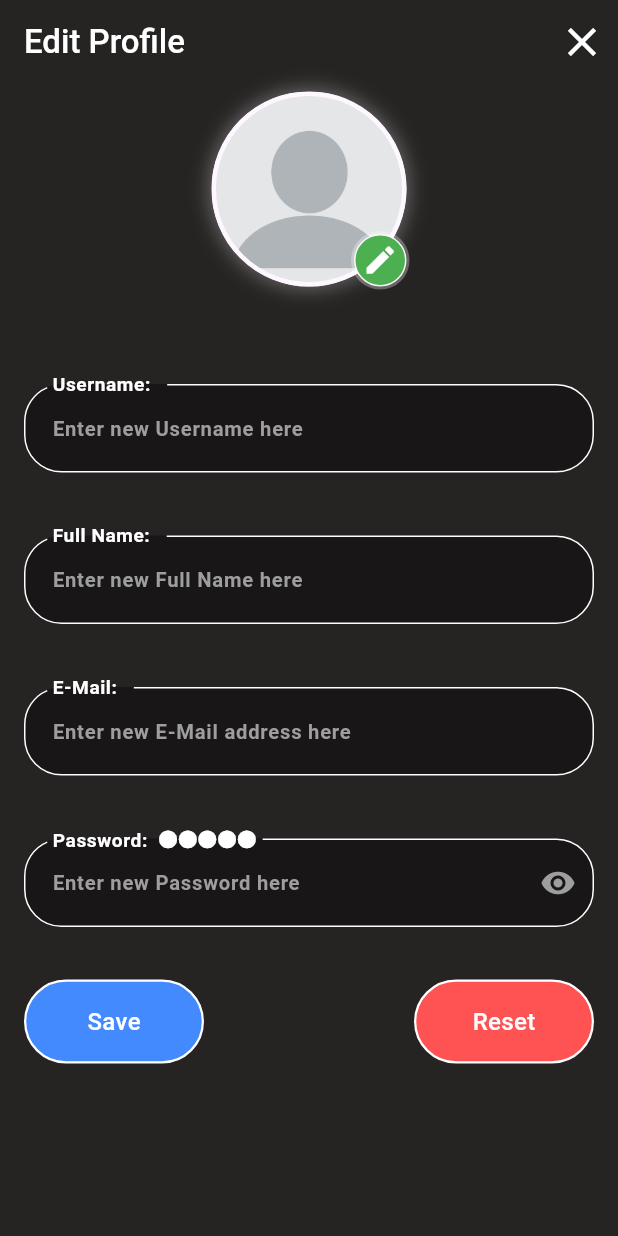
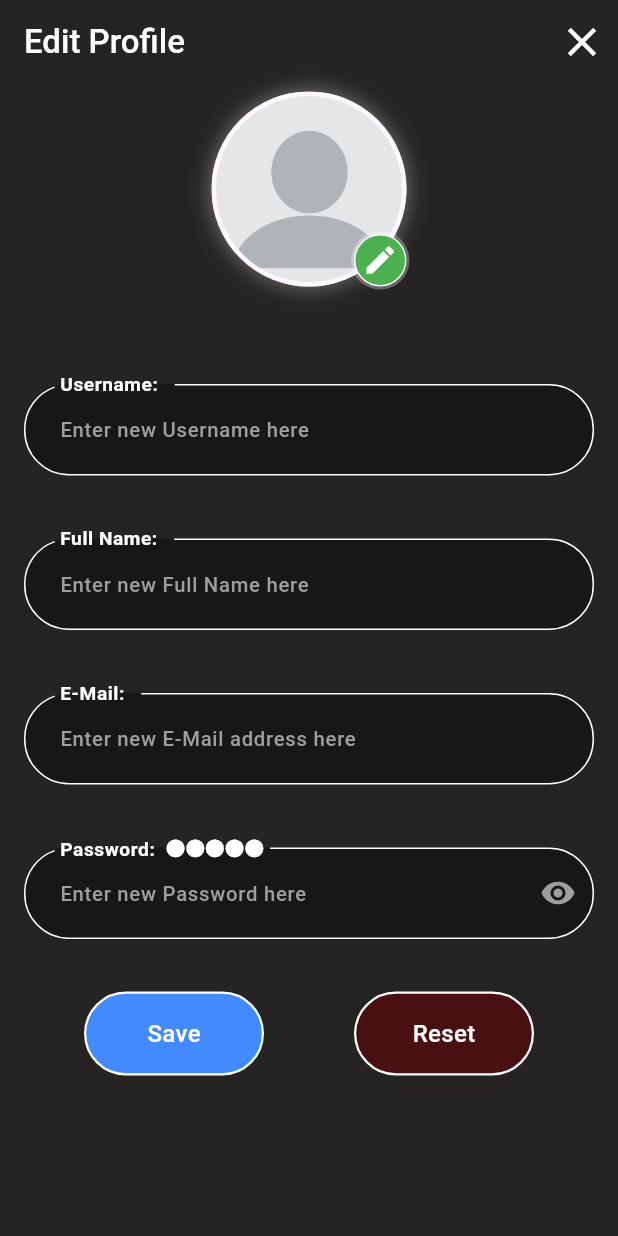
Before and after one commit to Str4wF4b/StreaMe, a Flutter app: the screen it shows once a user with an empty profile is signed in, item 4 of the bottom bar chosen, after a tap on the "person" icon, on a phone screen of 412 x 824 dp. Run offline on Flutter 3.47's test engine with Material 3 defaults, Android fonts, the phone set to English and light mode, and no system bars; drawn by our look-alikes of appinio_swiper, cached_network_image; our stand-ins replace another_flutter_splash_screen, auto_size_text, cloud_firestore, custom_refresh_indicator, dropdown_button2, firebase_auth and 8 more; missing offline and left inert: autoscale_tabbarview, expand_widget; accounts and stored records are empty; network calls fail.

Commit message:
readjust UI

```diff
--- a/lib/android/app/src/pages/others/edit_profile.dart
+++ b/lib/android/app/src/pages/others/edit_profile.dart
@@ -36,6 +36,7 @@ class _EditProfileState extends State<EditProfile> {
                 ),
               ),
               backgroundColor: widget.backgroundColor,
+              scrolledUnderElevation: 0.0,
               automaticallyImplyLeading: false,
               actions: <Widget>[
                 IconButton(
--- a/lib/android/app/src/pages/others/edit_profile_page.dart
+++ b/lib/android/app/src/pages/others/edit_profile_page.dart
@@ -138,7 +138,7 @@ class _EditProfilePageState extends State<EditProfilePage> {
                   isPassword: true,
                   userInput: "●●●●●"),
               Padding(
-                padding: const EdgeInsets.only(left: 16.0, right: 16.0),
+                padding: const EdgeInsets.only(left: 56.0, right: 56.0),
                 child: Row(
                   mainAxisAlignment: MainAxisAlignment.spaceBetween,
                   //setting space between buttons cancel and save
@@ -152,7 +152,7 @@ class _EditProfilePageState extends State<EditProfilePage> {
                             _emailCtrl.clear();
                             _passwordCtrl.clear();
                         },
-                        color: Colors.redAccent,
+                        color: Colors.black54.withRed(100),
                         label: "Reset"),
                     /*Padding(
                       padding: const EdgeInsetsDirectional.fromSTEB(
--- a/lib/android/app/src/pages/others/filter.dart
+++ b/lib/android/app/src/pages/others/filter.dart
@@ -180,7 +180,7 @@ class _FilterPageState extends State<FilterPage> {
                             _keyYear.currentState?.reset();
                             _keyActor.currentState?.reset();
                           },
-                          color: Colors.redAccent,
+                          color: Colors.black54.withRed(100),
                           label: "Reset"),
                     ],
                   ),
--- a/lib/android/app/src/pages/tabs/explore.dart
+++ b/lib/android/app/src/pages/tabs/explore.dart
@@ -1,5 +1,3 @@
-import 'dart:async';
-
 import 'package:appinio_swiper/appinio_swiper.dart';
 import 'package:flutter/material.dart';
 import 'package:stream_me/android/app/src/data/streams_data.dart';
@@ -10,13 +8,15 @@ import 'package:stream_me/android/app/src/widgets/features/swipe_card.dart';
 
 class ExplorePage extends StatefulWidget {
   final bool fromHomeButton;
+
   const ExplorePage({Key? key, required this.fromHomeButton}) : super(key: key);
 
   @override
   State<ExplorePage> createState() => _ExplorePageState();
 }
 
-class _ExplorePageState extends State<ExplorePage> with SingleTickerProviderStateMixin {
+class _ExplorePageState extends State<ExplorePage>
+    with SingleTickerProviderStateMixin {
   final ColorPalette color = ColorPalette();
   final Styles style = Styles();
   late double screenHeight;
@@ -30,31 +30,37 @@ class _ExplorePageState extends State<ExplorePage> with SingleTickerProviderStat
   List watchlist = [];
   List favourites = [];
 
-  bool _buttonReady = false;
+  //bool _buttonReady = false;
 
   final AppinioSwiperController _swipeCardController =
   AppinioSwiperController();
-  //late final AnimationController _exploreAnimation = AnimationController(vsync: this);
+
+/*  late final AnimationController _exploreAnimation; */
   bool _fromHomeButton = false;
 
   @override
   void initState() {
+    /*Future.delayed(const Duration(seconds: 1)).then((_) {
+      _shakeCard();
+    });*/
+
     super.initState();
-
     randomStreamList = allStreams..shuffle();
     screenHeight = 0;
     screenWidth = 0;
     _fromHomeButton = widget.fromHomeButton;
-
-    Future.delayed(const Duration(seconds: 1)).then((_) {
-      _shakeCard();
-    });
   }
 
   @override
   Widget build(BuildContext context) {
-    screenHeight = MediaQuery.of(context).size.height;
-    screenWidth = MediaQuery.of(context).size.width;
+    screenHeight = MediaQuery
+        .of(context)
+        .size
+        .height;
+    screenWidth = MediaQuery
+        .of(context)
+        .size
+        .width;
 
     return Scaffold(
       backgroundColor: color.backgroundColor,
@@ -70,7 +76,10 @@ class _ExplorePageState extends State<ExplorePage> with SingleTickerProviderStat
                   child: Stack(
                     children: [
                       SizedBox(
-                    height: MediaQuery.of(context).size.height,
+                        height: MediaQuery
+                            .of(context)
+                            .size
+                            .height,
                         child: Padding(
                           padding: const EdgeInsets.all(21.5),
                           child: AppinioSwiper(
@@ -87,6 +96,7 @@ class _ExplorePageState extends State<ExplorePage> with SingleTickerProviderStat
                             maxAngle: 80,
                             loop: true,
                             //restart again if list is empty
+
                             onSwipeEnd: _swipe,
                             onUnSwipe: _unswipe,
                             allowUnlimitedUnSwipe: true,
@@ -106,10 +116,11 @@ class _ExplorePageState extends State<ExplorePage> with SingleTickerProviderStat
                     children: [
                       ElevatedButton(
                         onPressed: () {
-                      if (_buttonReady) {
+                          //if (_buttonReady) {
                             _swipeCardController.swipeLeft();
-                        ScaffoldMessenger.of(context).removeCurrentSnackBar();
-                      }
+                            ScaffoldMessenger.of(context)
+                                .removeCurrentSnackBar();
+                          //}
                         },
                         style: ButtonStyle(
                             shape: MaterialStateProperty.all<CircleBorder>(
@@ -118,6 +129,7 @@ class _ExplorePageState extends State<ExplorePage> with SingleTickerProviderStat
                                 const EdgeInsets.all(16.0)),
                             backgroundColor: MaterialStateProperty.all<Color>(
                                 Colors.grey.shade900),
+                            elevation: MaterialStateProperty.all<double>(0.0),
                             overlayColor:
                             getColor(Colors.grey.shade900, Colors.redAccent)),
                         child: Icon(
@@ -141,7 +153,8 @@ class _ExplorePageState extends State<ExplorePage> with SingleTickerProviderStat
                         },
                         style: style.exploreButtonStyle,
                         child: Icon(
-                      addWatchlist ? Icons.check_rounded : Icons.add_rounded,
+                          addWatchlist ? Icons.check_rounded : Icons
+                              .add_rounded,
                           size: 30,
                           color: color.bodyTextColor,
                         ),
@@ -161,7 +174,8 @@ class _ExplorePageState extends State<ExplorePage> with SingleTickerProviderStat
                         },
                         style: style.exploreButtonStyle,
                         child: Icon(
-                      addFavourites ? Icons.favorite : Icons.favorite_outline,
+                          addFavourites ? Icons.favorite : Icons
+                              .favorite_outline,
                           size: 30,
                           color: color.bodyTextColor,
                         ),
@@ -178,6 +192,7 @@ class _ExplorePageState extends State<ExplorePage> with SingleTickerProviderStat
                                 const EdgeInsets.all(16.0)),
                             backgroundColor: MaterialStateProperty.all<Color>(
                                 Colors.grey.shade900),
+                            elevation: MaterialStateProperty.all<double>(0.0),
                             overlayColor: getColor(
                                 Colors.grey.shade900, Colors.orangeAccent)),
                         child: Icon(
@@ -200,11 +215,15 @@ class _ExplorePageState extends State<ExplorePage> with SingleTickerProviderStat
   /// If the heart is filled, the "added to Favourites" snack bar is shown,
   /// if not, the "removed from Favourites" snack bar is shown
   ///
-  SnackBar favSnackBar(String stream) => SnackBar(
-      shape: RoundedRectangleBorder(borderRadius: BorderRadius.circular(20.0)),
+  SnackBar favSnackBar(String stream) =>
+      SnackBar(
+          shape: RoundedRectangleBorder(
+              borderRadius: BorderRadius.circular(20.0)),
           behavior: SnackBarBehavior.floating,
-      margin:
-          EdgeInsets.only(left: 28.0, right: 28.0, bottom: _fromHomeButton ? 6.0 : 66.0 /* 6.0*/),
+          margin: EdgeInsets.only(
+              left: 28.0,
+              right: 28.0,
+              bottom: _fromHomeButton ? 4.0 : 64.0 /* 6.0*/),
           //BottomAppBar has height 60.0
           duration: const Duration(milliseconds: 1500),
           content: Text(
@@ -220,11 +239,15 @@ class _ExplorePageState extends State<ExplorePage> with SingleTickerProviderStat
   /// If the icon changes to a check icon, the "added to Watchlist" snack bar is shown,
   /// if the icon changes to a plus icon, the "removed from Watchlist" snack bar is shown
   ///
-  SnackBar wlistSnackBar(String stream) => SnackBar(
-      shape: RoundedRectangleBorder(borderRadius: BorderRadius.circular(20.0)),
+  SnackBar wlistSnackBar(String stream) =>
+      SnackBar(
+          shape: RoundedRectangleBorder(
+              borderRadius: BorderRadius.circular(20.0)),
           behavior: SnackBarBehavior.floating,
-      margin:
-      EdgeInsets.only(left: 28.0, right: 28.0, bottom: _fromHomeButton ? 6.0 : 66.0 /* 6.0*/),
+          margin: EdgeInsets.only(
+              left: 28.0,
+              right: 28.0,
+              bottom: _fromHomeButton ? 4.0 : 64.0 /* 6.0*/),
           //BottomAppBar has height 60.0
           duration: const Duration(milliseconds: 1500),
           content: Text(
@@ -254,14 +277,15 @@ class _ExplorePageState extends State<ExplorePage> with SingleTickerProviderStat
   ///
   ///
   void _swipe(int previousIndex, int targetIndex, SwiperActivity activity) {
+    double threshold = 100.0;
     if (activity.direction == AxisDirection.right &&
-        activity.currentOffset >= const Offset(100, 0)) {
+        activity.currentOffset >= Offset(threshold, 0)) {
       //check Offset to avoid _shakeCard() to add it automatically to Favourites and make Offset same as threshold
       print(activity.direction);
       addToFavourites();
     }
     if (activity.direction == AxisDirection.up &&
-        activity.currentOffset <= const Offset(0, -100)) {
+        activity.currentOffset <= Offset(0, -threshold)) {
       //check Offset to avoid _shakeCard() to add it automatically to Watchlist and make Offset same as threshold
       print(activity.direction);
       addToWatchlist();
@@ -296,44 +320,25 @@ class _ExplorePageState extends State<ExplorePage> with SingleTickerProviderStat
     });
   }
 
-  ///
-  ///
-  ///
-  Future<void> _shakeCard() async {
+  /*Future<void> _shakeCard() async {
     const double distance = 3;
 
-        await _swipeCardController.animateTo(
-          const Offset(0, -distance), //shake card up
-          duration: const Duration(milliseconds: 200),
-          curve: Curves.easeInOut,
-        );
-
-        await _swipeCardController.animateTo(
-          const Offset(0, 0), //shake card to center
-          duration: const Duration(milliseconds: 200),
-          curve: Curves.easeInOut,
-        );
-
-        await _swipeCardController.animateTo(
-          const Offset(-distance, 0), //shake card left
-          duration: const Duration(milliseconds: 200),
-          curve: Curves.easeInOut,
-        );
-
-        await _swipeCardController.animateTo(
-          const Offset(distance, 0), //shake card right
-          duration: const Duration(milliseconds: 400),
-          curve: Curves.easeInOut,
-        );
-
-        // Animate back manually to center:
-        await _swipeCardController.animateTo(
-          const Offset(0, 0),
-          duration: const Duration(milliseconds: 200),
-          curve: Curves.easeInOut,
-        );
+    await shakeDirection(const Offset(0, -distance), 200); //shake card up
+    await shakeDirection(const Offset(0, 0), 200); //shake card to center
+    await shakeDirection(const Offset(-distance, 0), 200); //shake card left
+    await shakeDirection(const Offset(distance, 0), 400); //shake card right
+    await shakeDirection(
+        const Offset(0, 0), 200); //animate back manually to center
 
     _buttonReady =
     true; //After the quick animation the card can be cancel swiped
   }
+
+  Future<void> shakeDirection(Offset offset, int ms) async {
+    await _swipeCardController.animateTo(
+      offset,
+      duration: Duration(milliseconds: ms),
+      curve: Curves.easeInOut,
+    );
+  }*/
 }
--- a/lib/android/app/src/pages/tabs/search.dart
+++ b/lib/android/app/src/pages/tabs/search.dart
@@ -74,6 +74,7 @@ class _SearchPageState extends State<SearchPage> {
                 margin: const EdgeInsets.fromLTRB(20.0, 30.0, 42.0, 20.0),
                 child: TextField(
                   controller: widget.searchController,
+                  style: const TextStyle(decorationThickness: 0.0),
                   decoration: InputDecoration(
                     prefixIcon: const Icon(Icons.search, size: 22),
                     suffixIcon: widget.searchController.text.isNotEmpty
--- a/lib/android/app/src/utils/styles.dart
+++ b/lib/android/app/src/utils/styles.dart
@@ -7,5 +7,6 @@ class Styles {
   ButtonStyle exploreButtonStyle = ElevatedButton.styleFrom(
       shape: const CircleBorder(),
       padding: const EdgeInsets.all(16.0),
+      elevation: 0.0,
       backgroundColor: Colors.grey.shade900);
 }
--- a/lib/android/app/src/widgets/features/edit_text_field.dart
+++ b/lib/android/app/src/widgets/features/edit_text_field.dart
@@ -34,6 +34,7 @@ class _EditTextFieldState extends State<EditTextField> {
           fontWeight: FontWeight.bold,
           fontSize: 15,
           color: Colors.grey.shade100,
+          decorationThickness: 0.0
         ),
         obscureText: widget.isPassword ? showPassword : false,
         decoration: InputDecoration(
@@ -57,16 +58,16 @@ class _EditTextFieldState extends State<EditTextField> {
             labelStyle: const TextStyle(
               color: Colors.white,
               fontSize: 17,
-              fontWeight: FontWeight.bold,
+              fontWeight: FontWeight.bold
             ),
             //enabledBorder: const UnderlineInputBorder(
             //    borderSide: BorderSide(color: Colors.white)),
             enabledBorder: OutlineInputBorder(
                 borderSide: const BorderSide(color: Colors.white),
-                borderRadius: BorderRadius.circular(25.0)),
+                borderRadius: BorderRadius.circular(30.0)),
             focusedBorder: OutlineInputBorder(
                 borderSide: const BorderSide(color: Colors.blueAccent),
-                borderRadius: BorderRadius.circular(25.0)),
+                borderRadius: BorderRadius.circular(30.0)),
             filled: true,
             fillColor: Colors.black38,
             hintText: widget.placeholder,
@@ -74,8 +75,9 @@ class _EditTextFieldState extends State<EditTextField> {
             hintStyle: const TextStyle(
               fontSize: 13.5,
               color: Colors.grey,
+              fontWeight: FontWeight.w500
             ),
-            contentPadding: const EdgeInsets.fromLTRB(15.0, 18.0, 15.0, 18.0)),
+            contentPadding: const EdgeInsets.fromLTRB(20.0, 18.0, 18.0, 20.0)),
       ),
     );
   }
--- a/lib/android/app/src/widgets/features/login_text_field.dart
+++ b/lib/android/app/src/widgets/features/login_text_field.dart
@@ -29,7 +29,6 @@ class _LoginTextFieldState extends State<LoginTextField> {
       child: TextField(
         controller: widget.inputController, // get user's input
         obscureText: widget.obscureText ? _showPassword : false,
-        cursorColor: Colors.blueAccent,
         decoration: InputDecoration(
             prefixIcon: Icon(widget.prefixIcon, size: 26),
             prefixIconColor: Colors.grey,
--- a/lib/android/app/src/widgets/features/splash_logo.dart
+++ b/lib/android/app/src/widgets/features/splash_logo.dart
@@ -1,7 +1,6 @@
 import 'package:another_flutter_splash_screen/another_flutter_splash_screen.dart';
 import 'package:flutter/material.dart';
 import 'package:just_audio/just_audio.dart';
-import 'package:stream_me/android/app/src/utils/color_palette.dart';
 import '../../utils/images.dart';
 import '../../auth/auth_main.dart';
 
@@ -13,28 +12,25 @@ class SplashLogo extends StatefulWidget {
 }
 
 class _SplashLogoState extends State<SplashLogo> {
-  Images image = Images();
-  ColorPalette color = ColorPalette();
-  AudioPlayer player = AudioPlayer();
+  final Images _image = Images();
+  final AudioPlayer _player = AudioPlayer();
 
   @override
   void initState() {
-    // TODO: implement initState
     super.initState();
-    player.setAsset("assets/sounds/intro.mp3");
+    _player.setAsset("assets/sounds/intro.mp3");
   }
 
   @override
   void dispose() {
-    // TODO: implement dispose
     super.dispose();
-    player.dispose();
+    _player.dispose();
   }
 
   @override
   Widget build(BuildContext context) {
     return FlutterSplashScreen.gif(
-      gifPath: image.introBasic,
+      gifPath: _image.introBasic,
       gifWidth: 390.0,
       gifHeight: 390.0,
       nextScreen: const AuthPage(),
@@ -45,7 +41,8 @@ class _SplashLogoState extends State<SplashLogo> {
   }
 
   void playSound() {
-    player.seek(const Duration(seconds: 3));
-    player.play();
+    _player.seek(const Duration(seconds: 3));
+    _player.setVolume(0.5);
+    _player.play();
   }
 }
--- a/lib/android/app/src/widgets/global/streame_tab.dart
+++ b/lib/android/app/src/widgets/global/streame_tab.dart
@@ -1,5 +1,4 @@
 import 'package:flutter/material.dart';
-import 'package:get/get.dart';
 import 'package:stream_me/android/app/src/utils/color_palette.dart';
 
 class StreaMeTab extends StatelessWidget {
@@ -36,7 +35,7 @@ class StreaMeTab extends StatelessWidget {
         child: Text(
           tabTitle,
           style: TextStyle(
-            fontSize: 16 * 1 / MediaQuery.of(context).textScaleFactor,
+            fontSize: 15 * 1 / MediaQuery.of(context).textScaleFactor,
           ),
         ),
       ),
--- a/lib/main.dart
+++ b/lib/main.dart
@@ -22,6 +22,11 @@ class MyApp extends StatelessWidget {
             TargetPlatform.iOS: CupertinoPageTransitionsBuilder(),
             TargetPlatform.android: CupertinoPageTransitionsBuilder(),
           }),
+          textSelectionTheme: const TextSelectionThemeData(
+            cursorColor: Colors.blueAccent,
+            selectionColor: Colors.blueAccent,
+            selectionHandleColor: Colors.blueAccent
+          )
         ));
   }
 }
```
Also changed, not shown: lib/android/app/src/pages/others/actor_director_details.dart (+10 -5 lines), lib/android/app/src/pages/others/stream_details.dart (+25 -15 lines), lib/android/app/src/widgets/features/stream_tile.dart (+12 -7 lines). Lines whose indentation alone changed are shown as unchanged.
